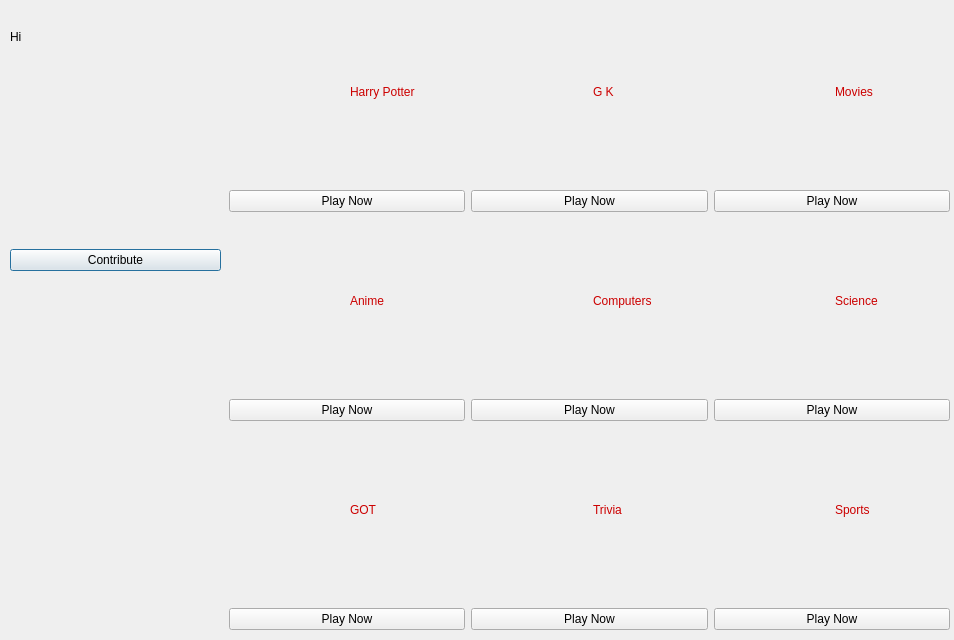
First picture: the form in APVQuiz/mainwindow.ui, repository prateekkumarweb/apvquiz-client, before the edit.
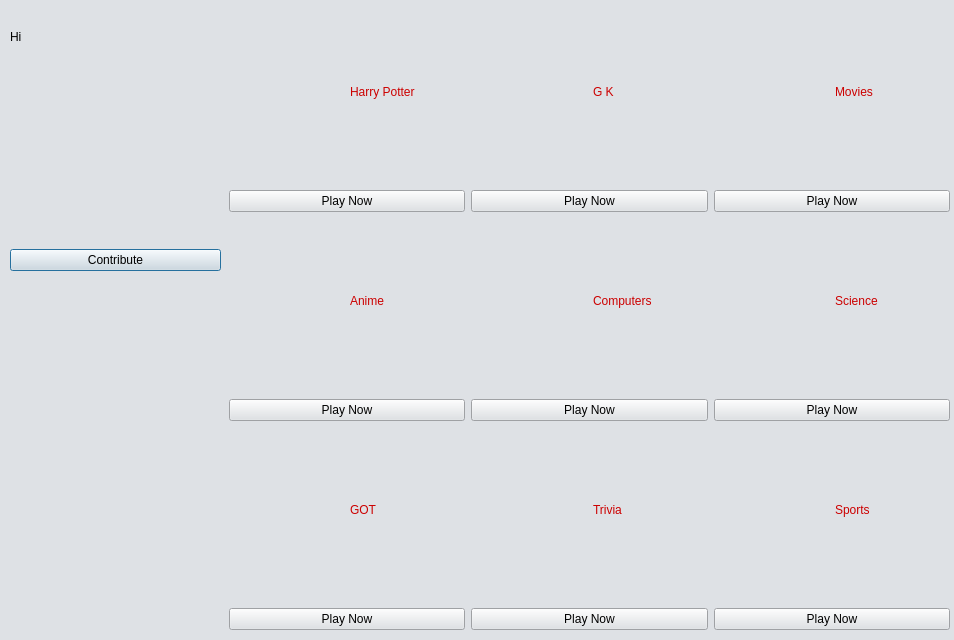
Second picture: the form after the edit.

What changed in the file:
```diff
--- a/APVQuiz/mainwindow.ui
+++ b/APVQuiz/mainwindow.ui
@@ -13,6 +13,9 @@
   <property name="windowTitle">
    <string>Dialog</string>
   </property>
+  <property name="styleSheet">
+   <string notr="true">background-color: rgb(222, 225, 229);</string>
+  </property>
   <widget class="QWidget" name="verticalWidget" native="true">
    <property name="geometry">
     <rect>
@@ -25,6 +28,9 @@
    <layout class="QVBoxLayout" name="boardVerticalLayout">
     <item>
      <widget class="QLabel" name="welocomeLabel">
+      <property name="styleSheet">
+       <string notr="true">font: 13pt &quot;Ubuntu&quot;;</string>
+      </property>
       <property name="text">
        <string>Hi </string>
       </property>
@@ -32,6 +38,9 @@
     </item>
     <item>
      <widget class="QLabel" name="gamesLabel">
+      <property name="styleSheet">
+       <string notr="true">font: 13pt &quot;Ubuntu&quot;;</string>
+      </property>
       <property name="text">
        <string/>
       </property>
@@ -39,6 +48,9 @@
     </item>
     <item>
      <widget class="QLabel" name="pointsLabel">
+      <property name="styleSheet">
+       <string notr="true">font: 13pt &quot;Ubuntu&quot;;</string>
+      </property>
       <property name="text">
        <string/>
       </property>
@@ -46,6 +58,9 @@
     </item>
     <item>
      <widget class="QLabel" name="contriLabel">
+      <property name="styleSheet">
+       <string notr="true">font: 13pt &quot;Ubuntu&quot;;</string>
+      </property>
       <property name="text">
        <string/>
       </property>
@@ -53,6 +68,9 @@
     </item>
     <item>
      <widget class="QPushButton" name="contributePushButton">
+      <property name="styleSheet">
+       <string notr="true">font: 13pt &quot;Ubuntu&quot;;</string>
+      </property>
       <property name="text">
        <string>Contribute</string>
       </property>
```
